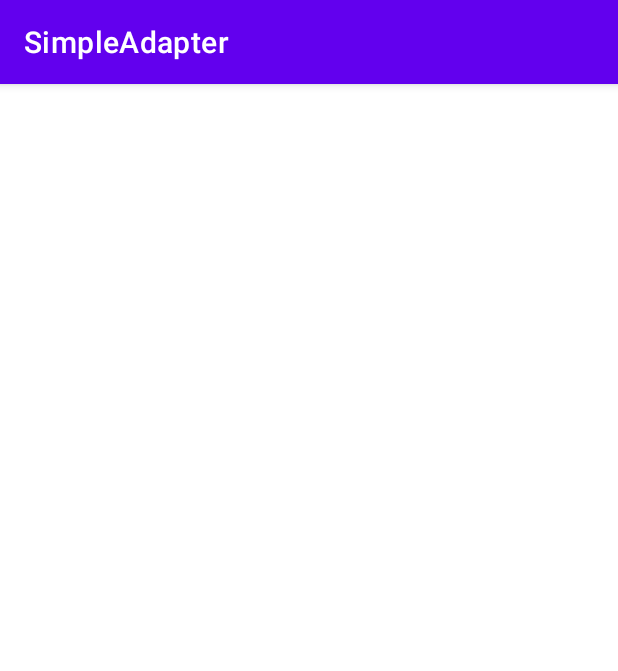
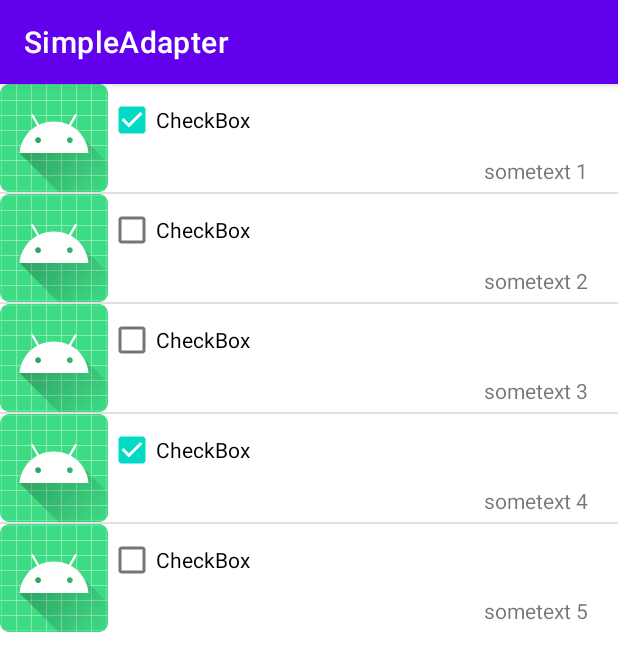
Before and after one commit to nickelk/2-android-lessons, an Android app: the screen it shows after launch (MainActivity), on a phone screen of 412 x 824 dp. Shown: the top 671 px of the screen. Run offline under Robolectric (Android 15) with nearby library versions, the phone set to English and light mode, and no system bars.

Commit message:
simple adapter

```diff
--- a/p0481simpleadapter/src/main/java/ua/startandroid/p0481simpleadapter/MainActivity.java
+++ b/p0481simpleadapter/src/main/java/ua/startandroid/p0481simpleadapter/MainActivity.java
@@ -3,12 +3,57 @@ package ua.startandroid.p0481simpleadapter;
 import androidx.appcompat.app.AppCompatActivity;
 
 import android.os.Bundle;
+import android.widget.ListView;
+import android.widget.SimpleAdapter;
+
+import java.util.ArrayList;
+import java.util.HashMap;
+import java.util.Map;
 
 public class MainActivity extends AppCompatActivity {
+
+    // имена атрибутов для Map
+    final String ATTRIBUTE_NAME_TEXT = "text";
+    final String ATTRIBUTE_NAME_CHECKED = "checked";
+    final String ATTRIBUTE_NAME_IMAGE = "image";
+
+    ListView lvSimple;
 
     @Override
     protected void onCreate(Bundle savedInstanceState) {
         super.onCreate(savedInstanceState);
         setContentView(R.layout.activity_main);
+
+        // массивы данных
+        String[] texts = { "sometext 1", "sometext 2", "sometext 3",
+                "sometext 4", "sometext 5" };
+        boolean[] checked = { true, false, false, true, false };
+        int img = R.mipmap.ic_launcher;
+
+        // упаковываем данные в понятную для адаптера структуру
+        ArrayList<Map<String, Object>> data = new ArrayList<Map<String, Object>>(
+                texts.length);
+        Map<String, Object> m;
+        for (int i = 0; i < texts.length; i++) {
+            m = new HashMap<String, Object>();
+            m.put(ATTRIBUTE_NAME_TEXT, texts[i]);
+            m.put(ATTRIBUTE_NAME_CHECKED, checked[i]);
+            m.put(ATTRIBUTE_NAME_IMAGE, img);
+            data.add(m);
+        }
+
+        // массив имен атрибутов, из которых будут читаться данные
+        String[] from = { ATTRIBUTE_NAME_TEXT, ATTRIBUTE_NAME_CHECKED,
+                ATTRIBUTE_NAME_IMAGE };
+        // массив ID View-компонентов, в которые будут вставлять данные
+        int[] to = { R.id.tvText, R.id.cbChecked, R.id.ivImg };
+
+        // создаем адаптер
+        SimpleAdapter sAdapter = new SimpleAdapter(this, data, R.layout.item,
+                from, to);
+
+        // определяем список и присваиваем ему адаптер
+        lvSimple = (ListView) findViewById(R.id.lvSimple);
+        lvSimple.setAdapter(sAdapter);
     }
 }
--- /dev/null
+++ b/p0481simpleadapter/src/main/res/layout/item.xml
@@ -0,0 +1,34 @@
+<?xml version="1.0" encoding="utf-8"?>
+<LinearLayout
+    xmlns:android="http://schemas.android.com/apk/res/android"
+    android:layout_width="match_parent"
+    android:layout_height="match_parent"
+    android:orientation="horizontal">
+    <ImageView
+        android:id="@+id/ivImg"
+        android:layout_width="wrap_content"
+        android:layout_height="wrap_content"
+        android:src="@mipmap/ic_launcher">
+    </ImageView>
+    <LinearLayout
+        android:id="@+id/linearLayout1"
+        android:layout_width="match_parent"
+        android:layout_height="wrap_content"
+        android:layout_weight="1"
+        android:orientation="vertical">
+        <CheckBox
+            android:id="@+id/cbChecked"
+            android:layout_width="wrap_content"
+            android:layout_height="wrap_content"
+            android:text="CheckBox">
+        </CheckBox>
+        <TextView
+            android:id="@+id/tvText"
+            android:layout_width="wrap_content"
+            android:layout_height="wrap_content"
+            android:layout_gravity="right"
+            android:layout_marginRight="20dp"
+            android:text="TextView">
+        </TextView>
+    </LinearLayout>
+</LinearLayout>
```
Also changed, not shown: 1 other file.
